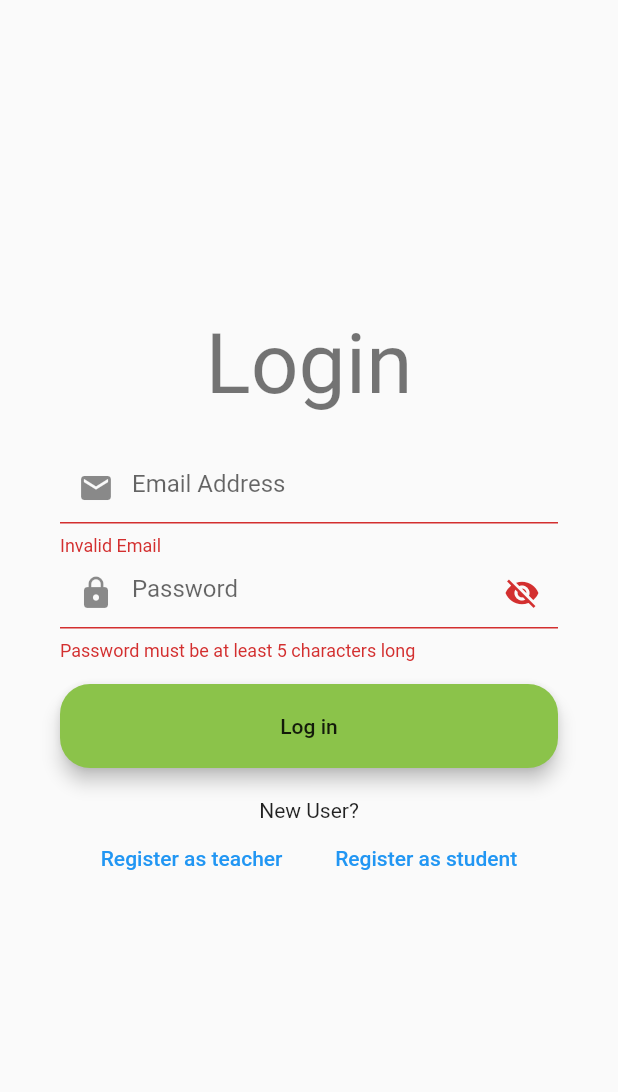
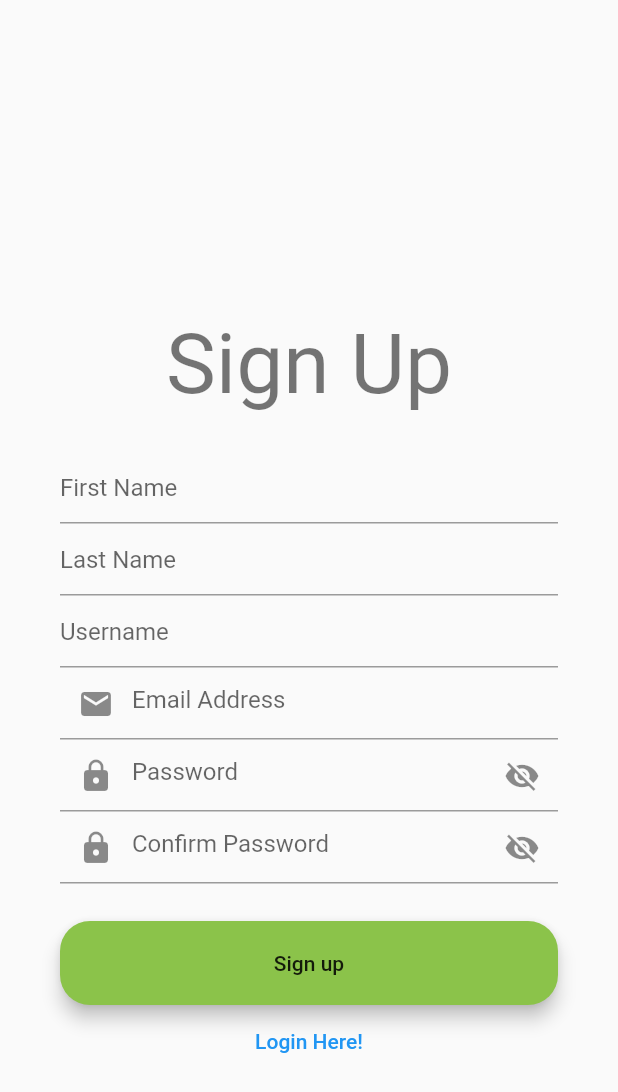
Before and after one commit to Gaurav-Zaiswal/smart-learning-android, a Flutter app: the screen it shows after launch, after a tap on "Log in", after a tap on "Register as student", on a phone screen of 412 x 824 dp. Shown: the top 1092 px of the screen. Run offline on Flutter 3.47's test engine with Material 2 defaults, Android fonts, the light colour scheme and no system bars; our stand-ins replace flutter_secure_storage, get, shared_preferences.

```diff
--- a/lib/main.dart
+++ b/lib/main.dart
@@ -1,4 +1,7 @@
+import 'package:aithon/screens/homescreen_s.dart';
+import 'package:aithon/screens/homescreen_t.dart';
 import 'package:aithon/screens/splash_screen.dart';
+import 'package:aithon/screens/student_registration.dart';
 import 'package:flutter/material.dart';
 import 'package:get/get_navigation/src/root/get_material_app.dart';
 import 'package:get/get_navigation/src/routes/get_route.dart';
@@ -25,10 +28,10 @@ class Aithon extends StatelessWidget {
       getPages: [
         GetPage(name: '/splash', page: () => const SplashScreen()),
         // GetPage(name: "/", page: () => HomeScreen()),
-        // GetPage(name: "/home-teacher", page: () => HomeScreen()), // permananet path for home page techer
-        // GetPage(name: "/home-student", page: () => HomeScreenStudent()),
+        GetPage(name: "/home-teacher", page: () => const HomeScreen()), // permananet path for home page techer
+        GetPage(name: "/home-student", page: () => const HomeScreenStudent()),
         // GetPage(name: "/register-teacher", page: () => TeacherRegistration()),
-        // GetPage(name: "/register-student", page: () => StudentRegistration()),
+        GetPage(name: "/register-student", page: () => const StudentRegistration()),
         GetPage(name: "/login", page: () => const LoginScreen()),
         GetPage(name: "/logout", page: () => const LoginScreen()),
 
--- a/lib/model/register_student_model.dart
+++ b/lib/model/register_student_model.dart
@@ -0,0 +1,40 @@
+class RegisterStudentResponseModel {
+  final String username, email, firstName, lastName;
+
+  RegisterStudentResponseModel({
+    required this.username,
+    required this.email,
+    required this.firstName,
+    required this.lastName});
+
+  factory RegisterStudentResponseModel.fromJson(Map<String, dynamic> json) {
+    return RegisterStudentResponseModel(
+        username: json["username"] ?? "",
+        email: json["email"] ?? "",
+        firstName: json["first_name"] ?? "",
+        lastName: json["last_name"] ?? "");
+  }
+}
+
+class RegisterStudentRequestModel {
+  String? fName, lName, username, email, password;
+
+  RegisterStudentRequestModel({
+    this.fName,
+    this.lName,
+    this.username,
+    this.email,
+    this.password});
+
+  Map<String, dynamic> toJson() {
+    Map<String, dynamic> credentialMap = {
+      'first_name': fName!.trim(),
+      'last_name': lName!.trim(),
+      'username': username!.trim(),
+      'email': email!.trim(),
+      'password': password!.trim(),
+    };
+
+    return credentialMap;
+  }
+}
--- a/lib/screens/homescreen_s.dart
+++ b/lib/screens/homescreen_s.dart
@@ -1,7 +1,7 @@
 import 'package:flutter/material.dart';
 
-class MyWidget extends StatelessWidget {
-  const MyWidget({Key? key}) : super(key: key);
+class HomeScreenStudent extends StatelessWidget {
+  const HomeScreenStudent({Key? key}) : super(key: key);
 
   @override
   Widget build(BuildContext context) {
--- a/lib/screens/homescreen_t.dart
+++ b/lib/screens/homescreen_t.dart
@@ -1,7 +1,7 @@
 import 'package:flutter/material.dart';
 
-class MyWidget extends StatelessWidget {
-  const MyWidget({Key? key}) : super(key: key);
+class HomeScreen extends StatelessWidget {
+  const HomeScreen({Key? key}) : super(key: key);
 
   @override
   Widget build(BuildContext context) {
--- /dev/null
+++ b/lib/screens/student_registration.dart
@@ -0,0 +1,264 @@
+import 'package:flutter/material.dart';
+import 'package:flutter/services.dart';
+import 'package:get/get.dart';
+import 'package:aithon/api/api_service.dart';
+// import 'package:scoreapp/models/login_model.dart';
+import 'package:aithon/model/register_student_model.dart';
+// import 'package:aithon/screens/loginscreen.dart';
+
+// import 'homescreen.dart';
+
+class StudentRegistration extends StatefulWidget {
+  const StudentRegistration({Key? key}) : super(key: key);
+
+  @override
+  StudentRegistrationState createState() => StudentRegistrationState();
+}
+
+class StudentRegistrationState extends State<StudentRegistration> {
+  // String _firstName, _lastName, _username, _email;
+
+  final TextEditingController _pwd = TextEditingController();
+  final TextEditingController _confirmPwd = TextEditingController();
+
+  final scaffoldKey = GlobalKey<ScaffoldState>();
+  GlobalKey<FormState> globalFormKey = GlobalKey<FormState>();
+  bool _hidePassword = true;
+  bool _hideCPassword = true;
+
+  late RegisterStudentRequestModel requestModel;
+  APIService apiService = APIService();
+
+  @override
+  void initState() {
+    super.initState();
+    requestModel = RegisterStudentRequestModel();
+  }
+
+  @override
+  Widget build(BuildContext context) {
+    return Scaffold(
+      key: scaffoldKey,
+      body: SingleChildScrollView(
+        child: Column(
+          children: <Widget>[
+            Stack(
+              children: <Widget>[
+                Container(
+                    width: double.infinity,
+                    padding: const EdgeInsets.symmetric(vertical: 30, horizontal: 20),
+                    margin: const EdgeInsets.symmetric(vertical: 30, horizontal: 20),
+                    decoration: BoxDecoration(
+                      // color: Theme.of(context).primaryColor,
+                      borderRadius: BorderRadius.circular(20),
+                    ),
+                    child: Form(
+                        key: globalFormKey,
+                        child: Column(
+                          children: <Widget>[
+                            const SizedBox(
+                              height: 150,
+                            ),
+                            Text(
+                              "Sign Up",
+                              style: Theme.of(context).textTheme.headline2,
+                            ),
+                            const SizedBox(
+                              height: 25,
+                            ),
+                            // full name field
+                            // Text("Enter Your Name:"),
+                            // first name
+                            // ignore: unnecessary_new
+                            new TextFormField(
+                              keyboardType: TextInputType.text,
+                              onSaved: (input) => requestModel.fName = input,
+                              // onSaved: (input) => _firstName = input,
+                              decoration: const InputDecoration(
+                                // border: Border,
+                                hintText: "First Name",
+                                // prefixIcon: Icon(Icons.email),
+                              ),
+                              validator: (String? input) => input!.isEmpty
+                                  ? "Please, enter your first name"
+                                  : null,
+                            ),
+
+                            // last name
+                            TextFormField(
+                              keyboardType: TextInputType.text,
+                              onSaved: (input) => requestModel.lName = input,
+                              // onSaved: (input) => _lastName = input,
+                              decoration: const InputDecoration(
+                                hintText: "Last Name",
+                                // prefixIcon: Icon(Icons.email),
+                              ),
+                              validator: (String? input) => input!.isEmpty
+                                  ? "Please, enter your last name"
+                                  : null,
+                            ),
+
+                            // username field
+                            TextFormField(
+                                keyboardType: TextInputType.text,
+                                onSaved: (input) =>
+                                    requestModel.username = input,
+                                // onSaved: (input) => _username = input,
+                                decoration: const InputDecoration(
+                                  hintText: "Username",
+                                  // prefixIcon: Icon(Icons.email),
+                                ),
+                                validator: (input) {
+                                  if (!RegExp(r"^\w{2,32}").hasMatch(input!)) {
+                                    return "only a-z, 0-9, underscore are acceptable ranging 2 to 32 characters";
+                                  }
+                                  return null;
+                                }),
+
+                            //emailfield
+                            TextFormField(
+                              keyboardType: TextInputType.emailAddress,
+                              onSaved: (input) => requestModel.email = input,
+                              // onSaved: (input) => _email = input,
+                              validator: (input) =>
+                                  !RegExp(r"^[\w-\.]+@([\w-]+\.)+[\w-]{2,4}")
+                                          .hasMatch(input!)
+                                      ? "Invalid Email"
+                                      : null,
+                              decoration: const InputDecoration(
+                                hintText: "Email Address",
+                                prefixIcon: Icon(Icons.email),
+                              ),
+                            ),
+
+                            // password field
+                             TextFormField(
+                              keyboardType: TextInputType.text,
+                              controller: _pwd,
+                              obscureText: _hidePassword,
+                              // onSaved not required when controller is used
+                              validator: (input) => input!.length < 6
+                                  ? "Password must be at least 5 characters long"
+                                  : null,
+
+                              decoration: InputDecoration(
+                                hintText: "Password",
+                                prefixIcon: Icon(Icons.lock),
+                                suffixIcon: IconButton(
+                                    icon: Icon(_hidePassword
+                                        ? Icons.visibility_off
+                                        : Icons.visibility),
+                                    onPressed: () {
+                                      setState(() {
+                                        _hidePassword = !_hidePassword;
+                                      });
+                                    }),
+                              ),
+                            ),
+
+                            //confirm password field
+                            TextFormField(
+                              keyboardType: TextInputType.text,
+                              controller: _confirmPwd,
+                              // onSaved not required when controller is used ,
+                              obscureText: _hideCPassword,
+                              validator: (input) {
+                                if (_pwd.text != _confirmPwd.text) {
+                                  return "Password did not match!";
+                                }
+                                // since both passwords matched map them to json
+                                requestModel.password = _pwd.text;
+                                return null;
+                              },
+
+                              decoration: InputDecoration(
+                                hintText: "Confirm Password",
+                                prefixIcon: const Icon(Icons.lock),
+                                suffixIcon: IconButton(
+                                    icon: Icon(_hideCPassword
+                                        ? Icons.visibility_off
+                                        : Icons.visibility),
+                                    onPressed: () {
+                                      setState(() {
+                                        _hideCPassword = !_hideCPassword;
+                                      });
+                                    }),
+                              ),
+                            ),
+                            const SizedBox(
+                              height: 25,
+                            ),
+
+                            // signup button using material
+                            Material(
+                              elevation: 5.0,
+                              borderRadius: BorderRadius.circular(20),
+                              color: Colors.lightGreen,
+                              child: MaterialButton(
+                                minWidth: MediaQuery.of(context)
+                                    .size
+                                    .width, //sets minimum width as of size of screen
+                                padding: const EdgeInsets.all(20),
+                                onPressed: () {
+                                  // call the api if form is valid
+                                  if (validateAndSave()) {
+                                    // print(requestModel.toJson());
+                                    // APIService apiService = new APIService();
+                                    apiService
+                                        .registerStudent(requestModel)
+                                        .then((value) {
+                                      print(
+                                          "i have called the api from student registration screen");
+                                      if (value.username.isEmpty |
+                                          value.email.isEmpty |
+                                          value.firstName.isEmpty) {
+                                        ScaffoldMessenger.of(context)
+                                            .showSnackBar(const SnackBar(
+                                          content: Text(
+                                              "Could not register the student"),
+                                        ));
+                                      } else {
+                                        // print(requestModel.toJson());
+                                        Navigator.pushNamed(context, "/login");
+                                      }
+                                    });
+                                  } else {
+                                    throw Exception(
+                                        "client side validation error");
+                                  }
+                                },
+                                child: const Text("Sign up"),
+                              ),
+                            ),
+                            TextButton(
+                              style: ButtonStyle(
+                                foregroundColor:
+                                    MaterialStateProperty.all<Color>(
+                                        Colors.blue),
+                              ),
+                              onPressed: () {
+                                Get.offAllNamed("/login");
+                                // Navigator.pushNamed(context, "/login");
+                              },
+                              child: const Text('Login Here!'),
+                            )
+                          ],
+                        )))
+              ],
+            ),
+          ],
+        ),
+      ),
+    );
+  }
+
+  bool validateAndSave() {
+    final form = globalFormKey.currentState;
+    if (form!.validate()) {
+      form.save();
+      return true;
+    } else {
+      return false;
+    }
+  }
+}
--- a/pubspec.yaml
+++ b/pubspec.yaml
@@ -35,7 +35,7 @@ dependencies:
   # Use with the CupertinoIcons class for iOS style icons.
   cupertino_icons: ^1.0.2
   flutter_secure_storage: ^5.0.2
-  shared_preferences: ^2.0.6
+  shared_preferences: ^2.0.15
   get: ^4.3.8
   flutter_gradient_colors: ^2.1.1
   pin_code_fields:
```
Also changed, not shown: lib/api/api_service.dart (+27 -4 lines), lib/screens/loginscreen.dart (+7 -8 lines), lib/utils/secure_storage.dart (+6 -3 lines).
